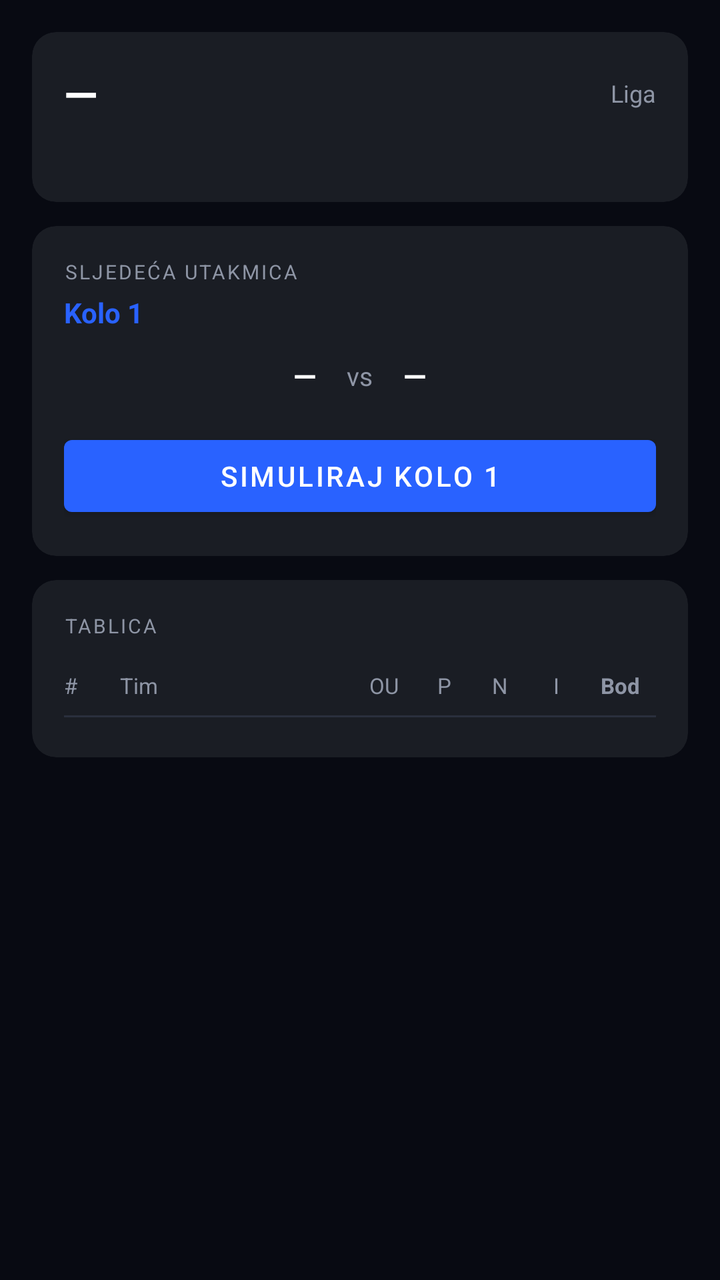
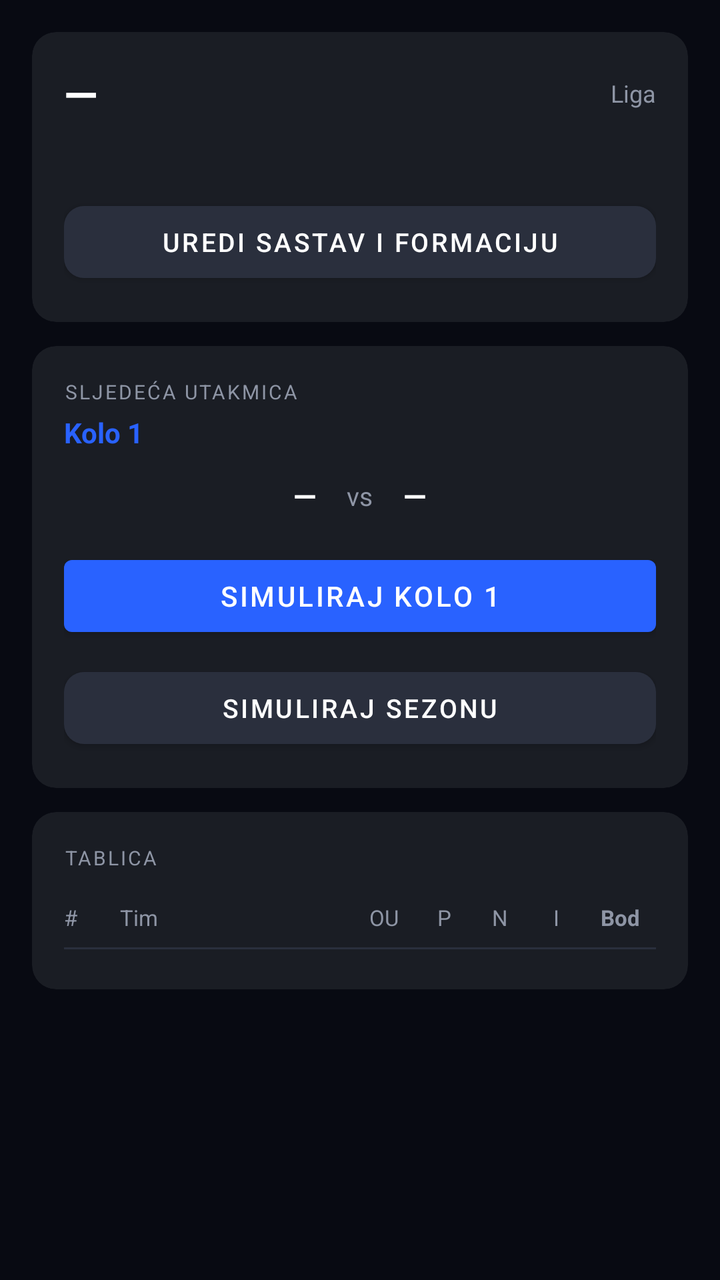

Compare the two renders of this Android layout. The source of the first and the diff that turns it into the second are given below.
<!-- AndroidManifest.xml: application theme Theme.FootMash -->
<!-- res/layout/fragment_season_hub.xml -->
<?xml version="1.0" encoding="utf-8"?>
<androidx.core.widget.NestedScrollView
    xmlns:android="http://schemas.android.com/apk/res/android"
    xmlns:app="http://schemas.android.com/apk/res-auto"
    android:layout_width="match_parent"
    android:layout_height="match_parent"
    android:background="@color/background">

    <LinearLayout
        android:layout_width="match_parent"
        android:layout_height="wrap_content"
        android:orientation="vertical"
        android:padding="16dp">

        
        <com.google.android.material.card.MaterialCardView
            android:layout_width="match_parent"
            android:layout_height="wrap_content"
            app:cardBackgroundColor="@color/surface"
            app:cardElevation="0dp"
            app:cardCornerRadius="12dp">

            <LinearLayout
                android:layout_width="match_parent"
                android:layout_height="wrap_content"
                android:orientation="vertical"
                android:padding="16dp">

                <LinearLayout
                    android:layout_width="match_parent"
                    android:layout_height="wrap_content"
                    android:orientation="horizontal"
                    android:gravity="center_vertical">

                    <TextView
                        android:id="@+id/text_club_name"
                        android:layout_width="0dp"
                        android:layout_height="wrap_content"
                        android:layout_weight="1"
                        android:textSize="22sp"
                        android:textStyle="bold"
                        android:textColor="@color/text_primary"
                        android:text="—" />

                    <TextView
                        android:id="@+id/text_league"
                        android:layout_width="wrap_content"
                        android:layout_height="wrap_content"
                        android:textSize="12sp"
                        android:textColor="@color/text_secondary"
                        android:text="Liga" />

                </LinearLayout>

                <TextView
                    android:id="@+id/text_budget"
                    android:layout_width="wrap_content"
                    android:layout_height="wrap_content"
                    android:layout_marginTop="6dp"
                    android:textSize="13sp"
                    android:textColor="@color/success" />

            </LinearLayout>

        </com.google.android.material.card.MaterialCardView>

        
        <com.google.android.material.card.MaterialCardView
            android:id="@+id/card_next_match"
            android:layout_width="match_parent"
            android:layout_height="wrap_content"
            android:layout_marginTop="12dp"
            app:cardBackgroundColor="@color/surface"
            app:cardElevation="0dp"
            app:cardCornerRadius="12dp">

            <LinearLayout
                android:layout_width="match_parent"
                android:layout_height="wrap_content"
                android:orientation="vertical"
                android:padding="16dp">

                <TextView
                    android:layout_width="wrap_content"
                    android:layout_height="wrap_content"
                    android:text="SLJEDEĆA UTAKMICA"
                    android:textSize="10sp"
                    android:letterSpacing="0.1"
                    android:textColor="@color/text_secondary" />

                <TextView
                    android:id="@+id/text_matchday_label"
                    android:layout_width="wrap_content"
                    android:layout_height="wrap_content"
                    android:layout_marginTop="4dp"
                    android:textSize="14sp"
                    android:textStyle="bold"
                    android:textColor="@color/accent_blue"
                    android:text="Kolo 1" />

                <LinearLayout
                    android:layout_width="match_parent"
                    android:layout_height="wrap_content"
                    android:orientation="horizontal"
                    android:gravity="center_vertical"
                    android:layout_marginTop="12dp">

                    <TextView
                        android:id="@+id/text_home_team"
                        android:layout_width="0dp"
                        android:layout_height="wrap_content"
                        android:layout_weight="1"
                        android:gravity="end"
                        android:textSize="15sp"
                        android:textStyle="bold"
                        android:textColor="@color/text_primary"
                        android:maxLines="2"
                        android:text="—" />

                    <TextView
                        android:layout_width="wrap_content"
                        android:layout_height="wrap_content"
                        android:text=" vs "
                        android:textSize="13sp"
                        android:textColor="@color/text_secondary"
                        android:paddingLeft="12dp"
                        android:paddingRight="12dp" />

                    <TextView
                        android:id="@+id/text_away_team"
                        android:layout_width="0dp"
                        android:layout_height="wrap_content"
                        android:layout_weight="1"
                        android:gravity="start"
                        android:textSize="15sp"
                        android:textStyle="bold"
                        android:textColor="@color/text_primary"
                        android:maxLines="2"
                        android:text="—" />

                </LinearLayout>

                <com.google.android.material.button.MaterialButton
                    android:id="@+id/btn_simulate"
                    android:layout_width="match_parent"
                    android:layout_height="wrap_content"
                    android:layout_marginTop="16dp"
                    android:text="Simuliraj kolo 1"
                    app:backgroundTint="@color/accent_blue" />

            </LinearLayout>

        </com.google.android.material.card.MaterialCardView>

        
        <com.google.android.material.card.MaterialCardView
            android:layout_width="match_parent"
            android:layout_height="wrap_content"
            android:layout_marginTop="12dp"
            android:layout_marginBottom="8dp"
            app:cardBackgroundColor="@color/surface"
            app:cardElevation="0dp"
            app:cardCornerRadius="12dp">

            <LinearLayout
                android:layout_width="match_parent"
                android:layout_height="wrap_content"
                android:orientation="vertical"
                android:padding="16dp">

                <TextView
                    android:layout_width="wrap_content"
                    android:layout_height="wrap_content"
                    android:text="TABLICA"
                    android:textSize="10sp"
                    android:letterSpacing="0.1"
                    android:textColor="@color/text_secondary" />

                
                <LinearLayout
                    android:layout_width="match_parent"
                    android:layout_height="30dp"
                    android:orientation="horizontal"
                    android:gravity="center_vertical"
                    android:layout_marginTop="8dp">

                    <TextView android:layout_width="28dp" android:layout_height="wrap_content"
                        android:text="#" android:textSize="11sp" android:textColor="@color/text_secondary" />
                    <TextView android:layout_width="0dp" android:layout_height="wrap_content"
                        android:layout_weight="1"
                        android:text="Tim" android:textSize="11sp" android:textColor="@color/text_secondary" />
                    <TextView android:layout_width="32dp" android:layout_height="wrap_content"
                        android:text="OU" android:textSize="11sp" android:textColor="@color/text_secondary"
                        android:gravity="center" />
                    <TextView android:layout_width="28dp" android:layout_height="wrap_content"
                        android:text="P" android:textSize="11sp" android:textColor="@color/text_secondary"
                        android:gravity="center" />
                    <TextView android:layout_width="28dp" android:layout_height="wrap_content"
                        android:text="N" android:textSize="11sp" android:textColor="@color/text_secondary"
                        android:gravity="center" />
                    <TextView android:layout_width="28dp" android:layout_height="wrap_content"
                        android:text="I" android:textSize="11sp" android:textColor="@color/text_secondary"
                        android:gravity="center" />
                    <TextView android:layout_width="36dp" android:layout_height="wrap_content"
                        android:text="Bod" android:textSize="11sp" android:textStyle="bold"
                        android:textColor="@color/text_secondary" android:gravity="center" />

                </LinearLayout>

                
                <View
                    android:layout_width="match_parent"
                    android:layout_height="1dp"
                    android:background="@color/divider"
                    android:layout_marginBottom="4dp" />

                
                <LinearLayout
                    android:id="@+id/standings_container"
                    android:layout_width="match_parent"
                    android:layout_height="wrap_content"
                    android:orientation="vertical" />

            </LinearLayout>

        </com.google.android.material.card.MaterialCardView>

    </LinearLayout>

</androidx.core.widget.NestedScrollView>
<!-- resources referenced by this layout -->
<resources>
  <color name="accent_blue">#2962FF</color>
  <color name="background">#080A12</color>
  <color name="divider">#2A2F3D</color>
  <color name="success">#34C759</color>
  <color name="surface">#1A1D24</color>
  <color name="text_primary">#FFFFFF</color>
  <color name="text_secondary">#8E95A5</color>
  <color name="primary">#080A12</color>
  <color name="primary_dark">#05070D</color>
  <style name="TextAppearance.FootMash.Headline1" parent="TextAppearance.MaterialComponents.Headline1">
          <item name="android:fontFamily">sans-serif</item>
          <item name="android:textColor">@color/text_primary</item>
      </style>
  <style name="TextAppearance.FootMash.Headline2" parent="TextAppearance.MaterialComponents.Headline2">
          <item name="android:fontFamily">sans-serif-medium</item>
          <item name="android:textColor">@color/text_primary</item>
      </style>
  <style name="TextAppearance.FootMash.Headline3" parent="TextAppearance.MaterialComponents.Headline3">
          <item name="android:fontFamily">sans-serif-medium</item>
          <item name="android:textColor">@color/text_primary</item>
      </style>
  <style name="TextAppearance.FootMash.Headline4" parent="TextAppearance.MaterialComponents.Headline4">
          <item name="android:fontFamily">sans-serif-bold</item>
          <item name="android:textStyle">bold</item>
          <item name="android:textColor">@color/text_primary</item>
      </style>
  <style name="TextAppearance.FootMash.Headline5" parent="TextAppearance.MaterialComponents.Headline5">
          <item name="android:fontFamily">sans-serif-bold</item>
          <item name="android:textStyle">bold</item>
          <item name="android:textColor">@color/text_primary</item>
          <item name="android:textSize">24sp</item>
      </style>
  <style name="TextAppearance.FootMash.Headline6" parent="TextAppearance.MaterialComponents.Headline6">
          <item name="android:fontFamily">sans-serif-bold</item>
          <item name="android:textStyle">bold</item>
          <item name="android:textColor">@color/text_primary</item>
          <item name="android:textSize">20sp</item>
      </style>
  <style name="TextAppearance.FootMash.Subtitle1" parent="TextAppearance.MaterialComponents.Subtitle1">
          <item name="android:fontFamily">sans-serif-medium</item>
          <item name="android:textColor">@color/text_primary</item>
          <item name="android:textSize">16sp</item>
      </style>
  <style name="TextAppearance.FootMash.Subtitle2" parent="TextAppearance.MaterialComponents.Subtitle2">
          <item name="android:fontFamily">sans-serif-medium</item>
          <item name="android:textColor">@color/text_secondary</item>
          <item name="android:textSize">14sp</item>
      </style>
  <style name="TextAppearance.FootMash.Body1" parent="TextAppearance.MaterialComponents.Body1">
          <item name="android:fontFamily">sans-serif</item>
          <item name="android:textColor">@color/text_primary</item>
          <item name="android:textSize">16sp</item>
      </style>
  <style name="TextAppearance.FootMash.Body2" parent="TextAppearance.MaterialComponents.Body2">
          <item name="android:fontFamily">sans-serif</item>
          <item name="android:textColor">@color/text_secondary</item>
          <item name="android:textSize">14sp</item>
      </style>
  <!-- unchanged entries left out for length: 1 -->
</resources>

<!-- the commit's change to res/layout/fragment_season_hub.xml (unified diff, before → after) -->
@@ -59,6 +59,17 @@
                     android:layout_marginTop="6dp"
                     android:textSize="13sp"
                     android:textColor="@color/success" />
+
+                <com.google.android.material.button.MaterialButton
+                    android:id="@+id/btn_edit_squad"
+                    android:layout_width="match_parent"
+                    android:layout_height="wrap_content"
+                    android:layout_marginTop="12dp"
+                    android:text="Uredi sastav i formaciju"
+                    android:textColor="@color/text_primary"
+                    android:textSize="13sp"
+                    app:backgroundTint="@color/divider"
+                    app:cornerRadius="10dp" />
 
             </LinearLayout>
 
@@ -148,6 +159,26 @@
                     android:text="Simuliraj kolo 1"
                     app:backgroundTint="@color/accent_blue" />
 
+                <com.google.android.material.button.MaterialButton
+                    android:id="@+id/btn_simulate_season"
+                    android:layout_width="match_parent"
+                    android:layout_height="wrap_content"
+                    android:layout_marginTop="8dp"
+                    android:text="Simuliraj sezonu"
+                    android:textColor="@color/text_primary"
+                    android:textSize="13sp"
+                    app:backgroundTint="@color/divider"
+                    app:cornerRadius="10dp" />
+
+                <ProgressBar
+                    android:id="@+id/progress_season"
+                    style="?android:attr/progressBarStyleHorizontal"
+                    android:layout_width="match_parent"
+                    android:layout_height="4dp"
+                    android:layout_marginTop="8dp"
+                    android:indeterminate="true"
+                    android:visibility="gone" />
+
             </LinearLayout>
 
         </com.google.android.material.card.MaterialCardView>
